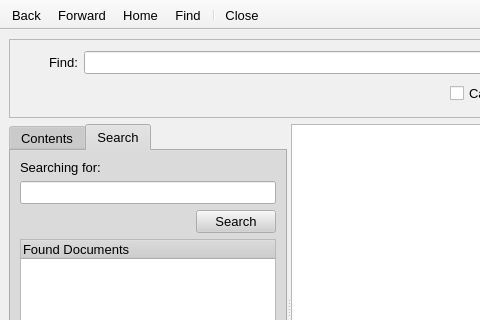
Above: src/gui/help/browser/helpbrowser.ui from a-ilin/vidalia before the change; both pictures show x 0 to 480 and y 0 to 320 of the 713 by 520 pixel window. Below: the same form after it.
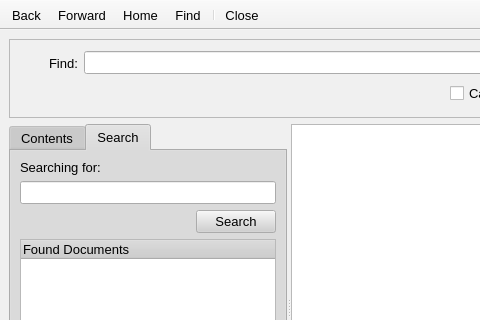
That is the form after the change. The open tabs and pages were chosen to show the change. Icons and pictures are not drawn.

Commit message:
Replace evil rich text on forms with good ol' plaintext. Wrap strings sprinkled throughout code in a blanket of tr() goodness.
svn:r469

```diff
--- a/src/gui/help/browser/helpbrowser.ui
+++ b/src/gui/help/browser/helpbrowser.ui
@@ -436,7 +436,7 @@
             <enum>Qt::NoContextMenu</enum>
            </property>
            <property name="text" >
-            <string>&lt;html>&lt;head>&lt;meta name="qrichtext" content="1" />&lt;/head>&lt;body style=" white-space: pre-wrap; font-family:Arial; font-size:10pt; font-weight:400; font-style:normal; text-decoration:none;">&lt;p style=" margin-top:0px; margin-bottom:0px; margin-left:0px; margin-right:0px; -qt-block-indent:0; text-indent:0px;">&lt;span style=" color:#000000;">Find:&lt;/span>&lt;/p>&lt;/body>&lt;/html></string>
+            <string>Find:</string>
            </property>
            <property name="buddy" >
             <cstring>lineFind</cstring>
```
Left out of the diff: 2 changed lines with no effect on the pictures. The commit also changes 10 other files.
